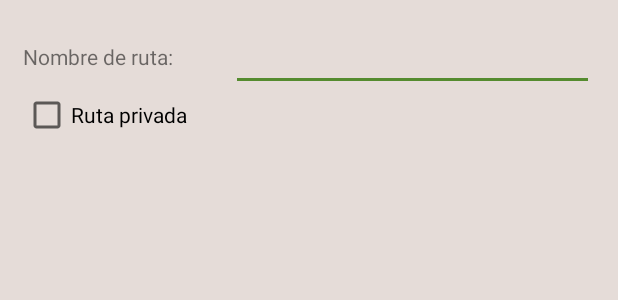
After one commit to FcoMolinaC/PhotoTracker, an Android app: the layout register_track.xml on its own in the app's theme, with its tools: preview values and no code run, on a phone screen of 412 x 824 dp. The commit adds this screen. Shown: the top 300 px of the screen. Run offline under Robolectric (Android 15) with nearby library versions, the phone set to English and light mode, and no system bars.

Commit message:
Añade botón, ventana y método para grabar ruta

```diff
--- /dev/null
+++ b/phototracker-app/app/src/main/res/layout/register_track.xml
@@ -0,0 +1,45 @@
+<?xml version="1.0" encoding="utf-8"?>
+<LinearLayout xmlns:android="http://schemas.android.com/apk/res/android"
+    xmlns:tools="http://schemas.android.com/tools"
+    android:layout_width="match_parent"
+    android:layout_height="match_parent"
+    android:orientation="vertical"
+    android:padding="15dp">
+
+    <LinearLayout
+        android:layout_width="match_parent"
+        android:layout_height="wrap_content"
+        android:gravity="center_vertical"
+        android:orientation="horizontal">
+
+        <TextView
+            android:layout_width="0dp"
+            android:layout_height="wrap_content"
+            android:layout_weight=".4"
+            android:text="Nombre de ruta:" />
+
+        <EditText
+            android:id="@+id/track_name"
+            android:layout_width="0dp"
+            android:layout_height="wrap_content"
+            android:layout_weight=".7"
+            android:imeOptions="actionDone"
+            android:singleLine="true" />
+    </LinearLayout>
+
+    <LinearLayout
+        android:layout_width="match_parent"
+        android:layout_height="wrap_content"
+        android:gravity="center_vertical"
+        android:orientation="horizontal">
+
+        <CheckBox
+            android:id="@+id/track_private"
+            android:layout_width="0dp"
+            android:layout_height="wrap_content"
+            android:layout_weight=".3"
+            android:text="Ruta privada" />
+
+    </LinearLayout>
+
+</LinearLayout>
```
Also changed, not shown: phototracker-app/app/src/main/java/com/fmc/phototracker/MainActivity.java (+56 -4 lines), phototracker-app/app/src/main/res/layout/app_bar_main.xml (+17 -5 lines).
